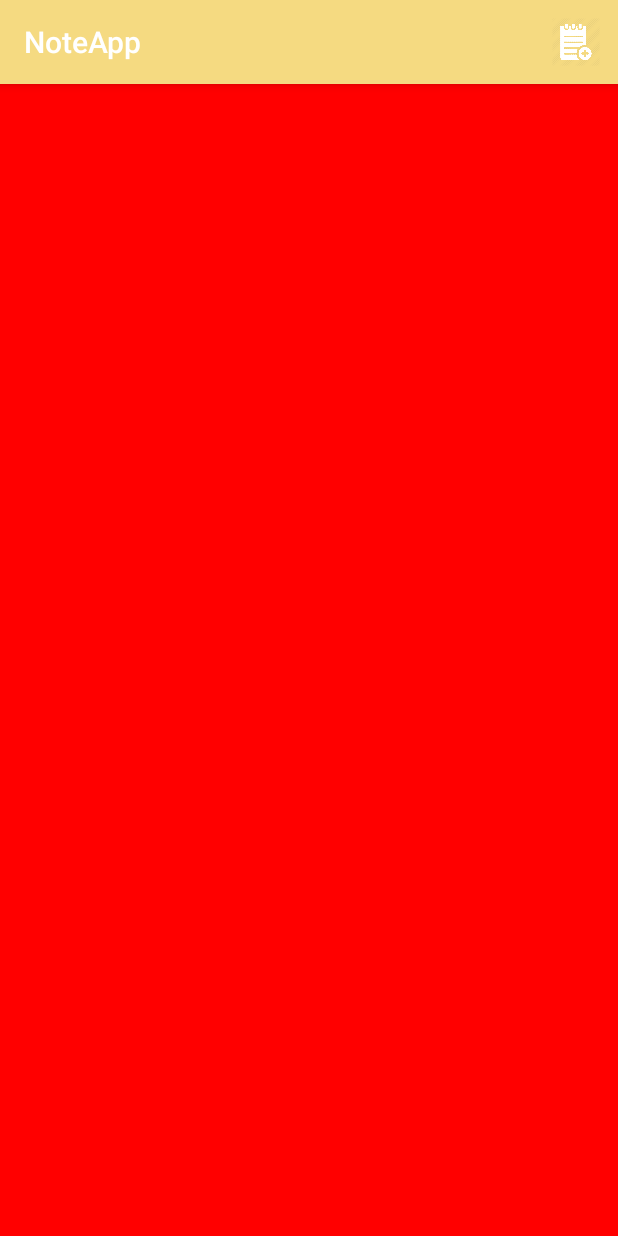
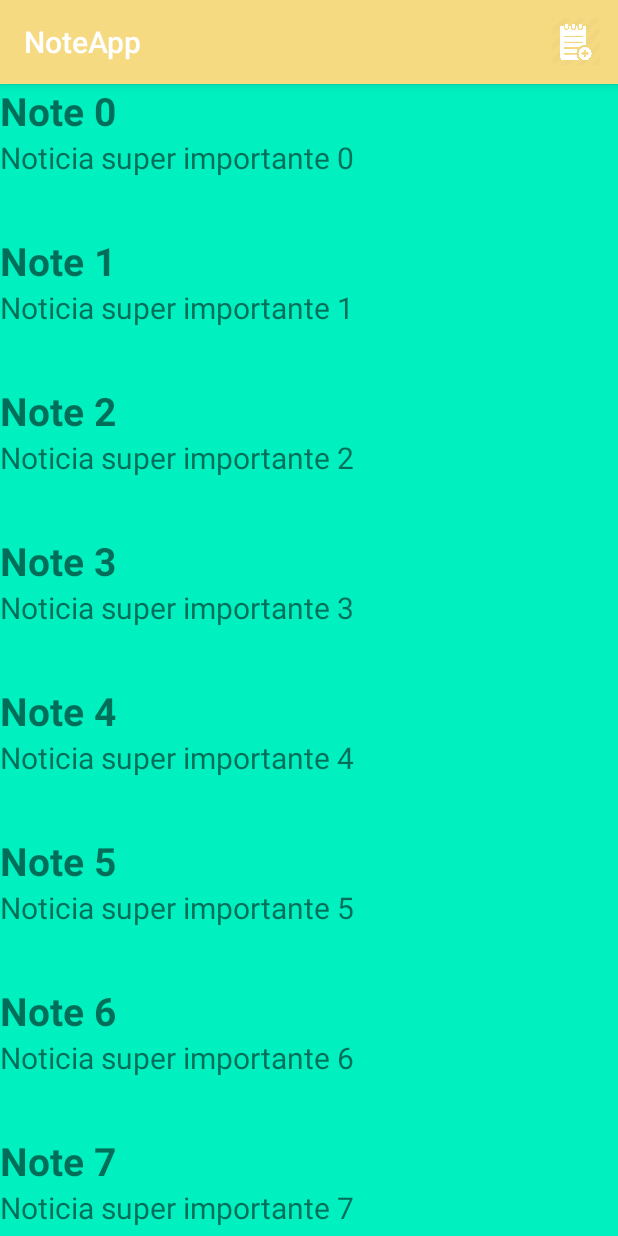
Before and after one commit to miryamreina/notestalentum, an Android app: the screen it shows after launch (NotesListActivity), on a phone screen of 412 x 824 dp. Run offline under Robolectric (Android 15) with nearby library versions, the phone set to English and light mode, and no system bars.

Commit message:
Added RecycleView

```diff
--- a/app/build.gradle
+++ b/app/build.gradle
@@ -26,5 +26,6 @@ dependencies {
     })
     compile 'com.android.support:appcompat-v7:25.1.0'
     compile 'com.android.support:support-v4:25.1.0'
+    compile 'com.android.support:recyclerview-v7:25.0.+'
     testCompile 'junit:junit:4.12'
 }
--- /dev/null
+++ b/app/src/main/java/com/chema/noteapp/NoteAdapter.java
@@ -0,0 +1,45 @@
+package com.chema.noteapp;
+
+
+import android.content.Context;
+import android.support.v7.widget.RecyclerView;
+import android.view.LayoutInflater;
+import android.view.View;
+import android.view.ViewGroup;
+
+import com.chema.noteapp.model.Note;
+import com.chema.noteapp.model.Notes;
+
+public class NoteAdapter extends RecyclerView.Adapter<NoteRowViewHolder> {
+
+    private Notes notes;
+    LayoutInflater inflater;
+
+
+    public NoteAdapter(Notes notes, Context context){
+        this.notes=notes;
+        this.inflater = LayoutInflater.from(context);
+    }
+
+    @Override
+    public NoteRowViewHolder onCreateViewHolder(ViewGroup parent, int viewType) {
+
+        View view=inflater.inflate(R.layout.row_note,parent,false);
+        NoteRowViewHolder viewHolder=new NoteRowViewHolder(view);
+
+        return viewHolder;
+    }
+
+    @Override
+    public void onBindViewHolder(NoteRowViewHolder holder, int position) {
+        Note note = notes.get(position);
+        holder.setNote(note);
+
+
+    }
+
+    @Override
+    public int getItemCount() {
+        return notes.count();
+    }
+}
--- a/app/src/main/java/com/chema/noteapp/NoteListFragment.java
+++ b/app/src/main/java/com/chema/noteapp/NoteListFragment.java
@@ -3,11 +3,14 @@ package com.chema.noteapp;
 
 import android.os.Bundle;
 import android.support.v4.app.Fragment;
+import android.support.v7.widget.LinearLayoutManager;
+import android.support.v7.widget.RecyclerView;
 import android.view.LayoutInflater;
 import android.view.View;
 import android.view.ViewGroup;
 
 public class NoteListFragment extends Fragment {
+    private RecyclerView recyclerNotesView;
 
 
     public NoteListFragment() {
@@ -18,8 +21,16 @@ public class NoteListFragment extends Fragment {
     @Override
     public View onCreateView(LayoutInflater inflater, ViewGroup container,
                              Bundle savedInstanceState) {
-        // Inflate the layout for this fragment
-        return inflater.inflate(R.layout.fragment_note_list, container, false);
+
+        View view=inflater.inflate(R.layout.fragment_note_list, container, false);
+
+        recyclerNotesView =(RecyclerView) view.findViewById(R.id.fragment_note_list_note_list);
+        recyclerNotesView.setLayoutManager(new LinearLayoutManager(getContext()));
+
+        return view;
     }
 
+    public void setAdapter(NoteAdapter adapter) {
+        recyclerNotesView.setAdapter(adapter);
+    }
 }
--- /dev/null
+++ b/app/src/main/java/com/chema/noteapp/NoteRowViewHolder.java
@@ -0,0 +1,39 @@
+package com.chema.noteapp;
+
+import android.support.v7.widget.RecyclerView;
+import android.view.View;
+import android.widget.TextView;
+
+import com.chema.noteapp.model.Note;
+
+
+public class NoteRowViewHolder extends RecyclerView.ViewHolder {
+
+    TextView noteTitleText;
+    TextView noteTextText;
+
+
+    private Note note;
+
+    public Note getNote() {
+        return note;
+    }
+
+    public void setNote(Note note) {
+        this.note = note;
+
+        noteTitleText.setText(note.getTitle());
+        noteTextText.setText(note.getText());
+    }
+
+
+
+    public NoteRowViewHolder(View itemView) {
+        super(itemView);
+
+        noteTitleText = (TextView) itemView.findViewById(R.id.row_note_note_title);
+        noteTextText = (TextView) itemView.findViewById(R.id.row_note_note_text);
+
+    }
+
+}
--- a/app/src/main/java/com/chema/noteapp/NotesListActivity.java
+++ b/app/src/main/java/com/chema/noteapp/NotesListActivity.java
@@ -1,17 +1,31 @@
 package com.chema.noteapp;
 
 import android.content.Intent;
+import android.os.Bundle;
 import android.support.v7.app.AppCompatActivity;
-import android.os.Bundle;
 import android.view.Menu;
 import android.view.MenuItem;
 
+import com.chema.noteapp.model.Note;
+import com.chema.noteapp.model.Notes;
+
 public class NotesListActivity extends AppCompatActivity {
+
+    Notes listOfNotes=new Notes();
 
     @Override
     protected void onCreate(Bundle savedInstanceState) {
         super.onCreate(savedInstanceState);
         setContentView(R.layout.activity_notes_list);
+
+        NoteListFragment noteListFragment= (NoteListFragment) getSupportFragmentManager().findFragmentById(R.id.fragment_note_list);
+        for (int i=0; i<20; i++){
+            Note note =new Note("Note "+i);
+            note.setText("Noticia super importante " +i);
+            listOfNotes.add(note);
+        }
+        NoteAdapter adapter=new NoteAdapter(listOfNotes, this);
+        noteListFragment.setAdapter(adapter);
     }
 
     @Override
--- a/app/src/main/java/com/chema/noteapp/model/Notes.java
+++ b/app/src/main/java/com/chema/noteapp/model/Notes.java
@@ -32,4 +32,8 @@ public class Notes implements Enumerable<Note> {
     public List<Note> getAll() {
         return noteList;
     }
+
+    public  Note get(int i){
+        return noteList.get(i);
+    }
 }
--- a/app/src/main/res/layout/activity_notes_list.xml
+++ b/app/src/main/res/layout/activity_notes_list.xml
@@ -7,7 +7,9 @@
     tools:context="com.chema.noteapp.NotesListActivity">
 
     <fragment
+        android:id="@+id/fragment_note_list"
         android:name="com.chema.noteapp.NoteListFragment"
         android:layout_width="match_parent"
-        android:layout_height="match_parent"/>
+        android:layout_height="match_parent"
+        tools:layout="@layout/fragment_note_list" />
 </RelativeLayout>
--- a/app/src/main/res/layout/fragment_note_list.xml
+++ b/app/src/main/res/layout/fragment_note_list.xml
@@ -3,6 +3,14 @@
     android:layout_width="match_parent"
     android:layout_height="match_parent"
     tools:context="com.chema.noteapp.NoteListFragment"
-    android:background="#FF0000"
+    android:background="#FFF"
     >
+
+    <android.support.v7.widget.RecyclerView
+        android:id="@+id/fragment_note_list_note_list"
+        android:layout_width="match_parent"
+        android:layout_height="match_parent">
+
+    </android.support.v7.widget.RecyclerView>
+
 </FrameLayout>
--- /dev/null
+++ b/app/src/main/res/layout/row_note.xml
@@ -0,0 +1,27 @@
+<?xml version="1.0" encoding="utf-8"?>
+<LinearLayout
+    xmlns:android="http://schemas.android.com/apk/res/android"
+    xmlns:tools="http://schemas.android.com/tools"
+    android:orientation="vertical"
+    android:layout_width="match_parent"
+    android:layout_height="100dp"
+    android:background="#00F0C0">
+
+    <TextView
+        android:id="@+id/row_note_note_title"
+        tools:text="Note Title"
+        android:layout_width="match_parent"
+        android:layout_height="wrap_content"
+        android:textSize="26dp"
+        android:textStyle="bold"
+        />
+
+    <TextView
+        android:id="@+id/row_note_note_text"
+        tools:text="Note Text"
+        android:layout_width="match_parent"
+        android:layout_height="match_parent"
+        android:textSize="20dp"
+        />
+
+</LinearLayout>
--- a/build.gradle
+++ b/build.gradle
@@ -5,7 +5,7 @@ buildscript {
         jcenter()
     }
     dependencies {
-        classpath 'com.android.tools.build:gradle:2.2.2'
+        classpath 'com.android.tools.build:gradle:2.2.3'
 
         // NOTE: Do not place your application dependencies here; they belong
         // in the individual module build.gradle files
```
